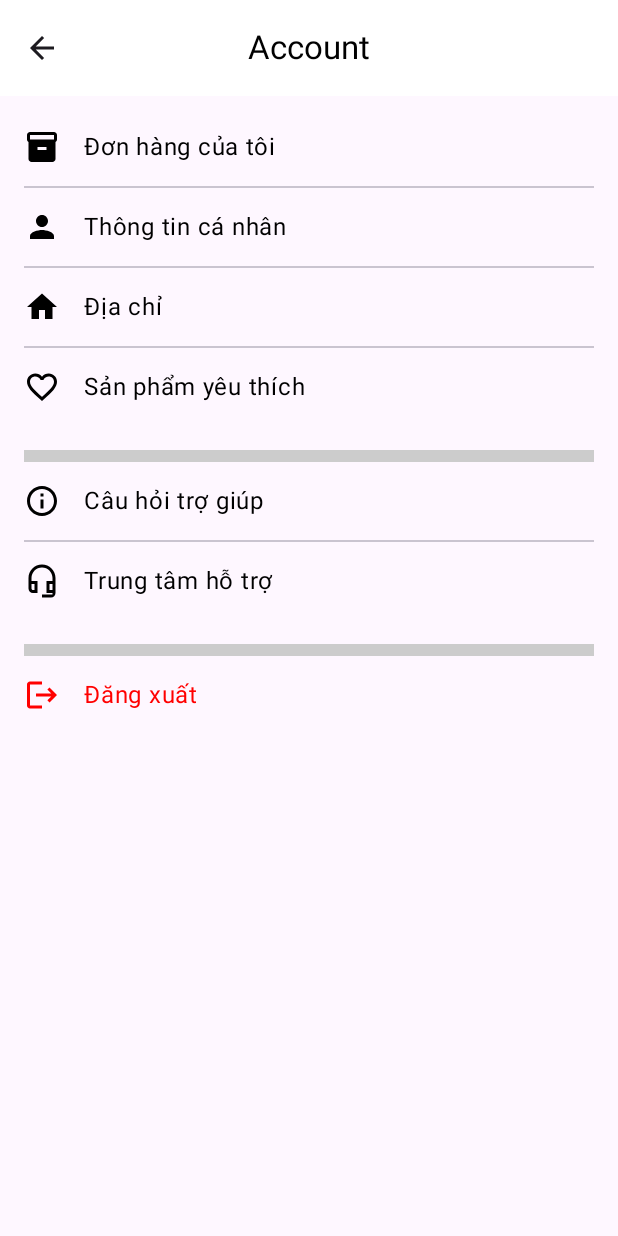
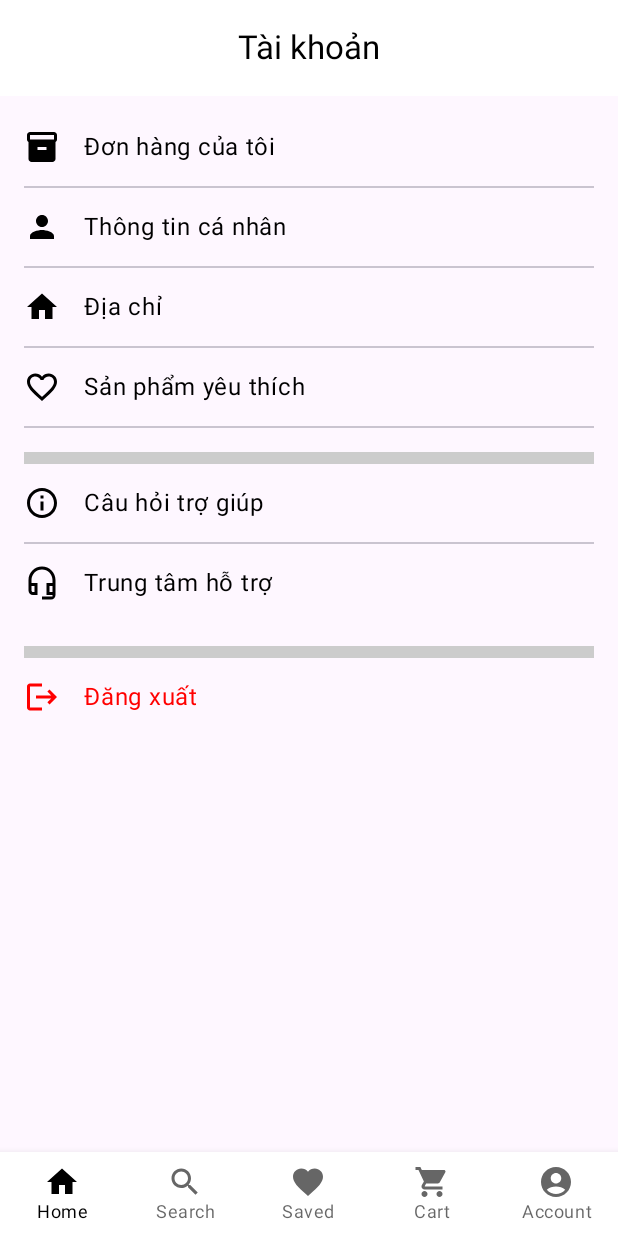
Before and after one commit to NguyenXuanHuy22/DATN, an Android app built with Jetpack Compose: the Account screen opened directly, with no data from a screen before it, on a phone screen of 412 x 824 dp. Run offline under Robolectric (Android 15) with nearby library versions, the phone set to English and light mode, and no system bars.

Commit message:
phan quyen

```diff
--- a/app/src/main/java/com/example/datn/Account.kt
+++ b/app/src/main/java/com/example/datn/Account.kt
@@ -1,5 +1,6 @@
 package com.example.datn
 
+import android.content.Context
 import android.content.Intent
 import android.os.Bundle
 import android.widget.Toast
@@ -7,18 +8,19 @@ import androidx.activity.ComponentActivity
 import androidx.activity.compose.setContent
 import androidx.compose.foundation.clickable
 import androidx.compose.foundation.layout.*
+import androidx.compose.material.BottomNavigation
+import androidx.compose.material.BottomNavigationItem
 import androidx.compose.material3.*
 import androidx.compose.material.icons.Icons
 import androidx.compose.material.icons.filled.*
 import androidx.compose.material.icons.outlined.*
-import androidx.compose.runtime.Composable
+import androidx.compose.runtime.*
 import androidx.compose.ui.Alignment
 import androidx.compose.ui.Modifier
 import androidx.compose.ui.graphics.Color
 import androidx.compose.ui.platform.LocalContext
 import androidx.compose.ui.text.font.FontWeight
 import androidx.compose.ui.unit.dp
-//import com.example.datn.ui.theme.DATNTheme
 
 class Account : ComponentActivity() {
     override fun onCreate(savedInstanceState: Bundle?) {
@@ -35,27 +37,28 @@ class Account : ComponentActivity() {
 @Composable
 fun AccountScreen() {
     val context = LocalContext.current
+    val sharedPreferences = context.getSharedPreferences("auth", Context.MODE_PRIVATE)
+    val userRole = remember { mutableStateOf("") }
+
+    //  Load role từ SharedPreferences khi màn hình khởi tạo
+    LaunchedEffect(Unit) {
+        userRole.value = sharedPreferences.getString("userRole", "") ?: ""
+    }
 
     Scaffold(
         topBar = {
             CenterAlignedTopAppBar(
-                title = { Text("Account") },
-                navigationIcon = {
-                    IconButton(onClick = {
-                        val intent = Intent(context, Home::class.java)
-                        context.startActivity(intent)
-                    }) {
-                        Icon(Icons.Default.ArrowBack, contentDescription = "Quay lại")
-                    }
-                },
+                title = { Text("Tài khoản") },
                 colors = TopAppBarDefaults.centerAlignedTopAppBarColors(
                     containerColor = Color.White,
                     titleContentColor = Color.Black
                 )
             )
+        },
+        bottomBar = {
+            BottomNavigationBarr()
         }
-    )
-    { padding ->
+    ) { padding ->
         Column(
             modifier = Modifier
                 .padding(padding)
@@ -64,7 +67,8 @@ fun AccountScreen() {
         ) {
             Spacer(Modifier.height(8.dp))
 
-            // Section 1
+            //  - chức năng cá nhân
+            if(userRole.value != "admin"){
                 AccountMenuItem(icon = Icons.Default.Inventory, label = "Đơn hàng của tôi") {
                     Toast.makeText(context, "Đơn hàng của tôi", Toast.LENGTH_SHORT).show()
                 }
@@ -80,11 +84,34 @@ fun AccountScreen() {
                 AccountMenuItem(icon = Icons.Outlined.FavoriteBorder, label = "Sản phẩm yêu thích") {
                     Toast.makeText(context, "Sản phẩm yêu thích", Toast.LENGTH_SHORT).show()
                 }
+                Divider()
+            }
+
+
+            //  Mục admin - chỉ hiện nếu là admin
+            if (userRole.value == "admin") {
+                AccountMenuItem(icon = Icons.Default.ProductionQuantityLimits, label = "Quản lý sản phẩm") {
+                    Toast.makeText(context, "Quản lý sản phẩm", Toast.LENGTH_SHORT).show()
+                }
+                Divider()
+                AccountMenuItem(icon = Icons.Default.BreakfastDining, label = "Quản lý đơn hàng") {
+                    Toast.makeText(context, "Quản lý đơn hàng", Toast.LENGTH_SHORT).show()
+                }
+                Divider()
+                AccountMenuItem(icon = Icons.Default.RealEstateAgent, label = "Doanh thu") {
+                    Toast.makeText(context, "Doanh thu", Toast.LENGTH_SHORT).show()
+                }
+                Divider()
+                AccountMenuItem(icon = Icons.Default.Category, label = "Quản lý danh mục sản phẩm") {
+                    Toast.makeText(context, "Quản lý danh mục sản phẩm", Toast.LENGTH_SHORT).show()
+                }
+                Divider()
+            }
 
             Spacer(Modifier.height(16.dp))
             Divider(thickness = 8.dp, color = Color.LightGray)
 
-            // Section 2
+            //  Hỗ trợ
             AccountMenuItem(icon = Icons.Outlined.Info, label = "Câu hỏi trợ giúp") {
                 Toast.makeText(context, "Câu hỏi trợ giúp", Toast.LENGTH_SHORT).show()
             }
@@ -96,13 +123,15 @@ fun AccountScreen() {
             Spacer(Modifier.height(16.dp))
             Divider(thickness = 8.dp, color = Color.LightGray)
 
-            // Logout
+            //  Đăng xuất
             AccountMenuItem(
                 icon = Icons.Default.Logout,
                 label = "Đăng xuất",
                 color = Color.Red
             ) {
+                sharedPreferences.edit().clear().apply()
                 Toast.makeText(context, "Đăng xuất", Toast.LENGTH_SHORT).show()
+
                 val intent = Intent(context, LoginScreen::class.java)
                 intent.addFlags(Intent.FLAG_ACTIVITY_NEW_TASK or Intent.FLAG_ACTIVITY_CLEAR_TASK)
                 context.startActivity(intent)
@@ -140,3 +169,48 @@ fun AccountMenuItem(
         )
     }
 }
+
+@Composable
+fun BottomNavigationBarr() {
+    val context = LocalContext.current
+
+    BottomNavigation(
+        backgroundColor = Color.White,
+        contentColor = Color.Black
+    ) {
+        BottomNavigationItem(
+            selected = true,
+            onClick = {
+                context.startActivity(Intent(context, Home::class.java))
+            },
+            icon = { androidx.compose.material.Icon(Icons.Default.Home, contentDescription = null) },
+            label = { androidx.compose.material.Text("Home") }
+        )
+        BottomNavigationItem(
+            selected = false,
+            onClick = {},
+            icon = { androidx.compose.material.Icon(Icons.Default.Search, contentDescription = null) },
+            label = { androidx.compose.material.Text("Search") }
+        )
+        BottomNavigationItem(
+            selected = false,
+            onClick = {},
+            icon = { androidx.compose.material.Icon(Icons.Default.Favorite, contentDescription = null) },
+            label = { androidx.compose.material.Text("Saved") }
+        )
+        BottomNavigationItem(
+            selected = false,
+            onClick = {},
+            icon = { androidx.compose.material.Icon(Icons.Default.ShoppingCart, contentDescription = null) },
+            label = { androidx.compose.material.Text("Cart") }
+        )
+        BottomNavigationItem(
+            selected = false,
+            onClick = {
+
+            },
+            icon = { androidx.compose.material.Icon(Icons.Default.AccountCircle, contentDescription = null) },
+            label = { androidx.compose.material.Text("Account") }
+        )
+    }
+}
--- a/app/src/main/java/com/example/datn/LoginScreen.kt
+++ b/app/src/main/java/com/example/datn/LoginScreen.kt
@@ -141,6 +141,7 @@ fun LoginScreenContent() {
                                     context.getSharedPreferences("auth", Context.MODE_PRIVATE)
                                         .edit()
                                         .putString("userId", user.id)
+                                        .putString("userRole", user.role)
                                         .apply()
 
                                     Toast.makeText(context, "Đăng nhập thành công", Toast.LENGTH_SHORT).show()
--- a/app/src/main/java/com/example/datn/RetrofitService.kt
+++ b/app/src/main/java/com/example/datn/RetrofitService.kt
@@ -5,7 +5,7 @@ import retrofit2.converter.gson.GsonConverterFactory
 
 object RetrofitClient {
     private val retrofit: Retrofit = Retrofit.Builder()
-        .baseUrl("http://192.168.2.32:3000/")
+        .baseUrl("http://10.0.2.2:3000/")
         .addConverterFactory(GsonConverterFactory.create())
         .build()
 
```
Lines whose indentation alone changed are shown as unchanged.
